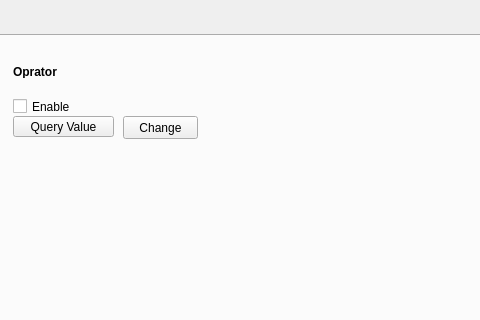
Qt form AtheNACToolsUI.ui (Hankhehe/PythonQT) before a commit; both pictures show x 429 to 909 and y 0 to 320 of the 1079 by 828 pixel window.
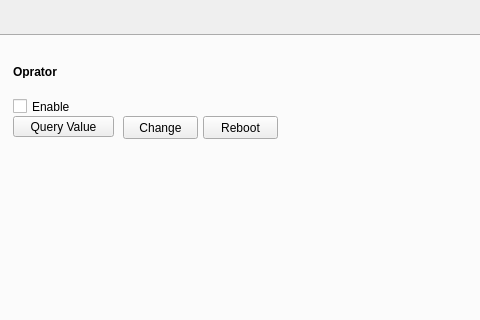
The same form after that commit. The open tabs and pages were chosen to show the change.

Diff of the .ui file:
```diff
--- a/AtheNACToolsUI.ui
+++ b/AtheNACToolsUI.ui
@@ -682,6 +682,19 @@
        <string>Query Value</string>
       </property>
      </widget>
+     <widget class="QPushButton" name="pushButton_Reboot_ProbeSSL">
+      <property name="geometry">
+       <rect>
+        <x>620</x>
+        <y>80</y>
+        <width>75</width>
+        <height>23</height>
+       </rect>
+      </property>
+      <property name="text">
+       <string>Reboot</string>
+      </property>
+     </widget>
     </widget>
    </widget>
    <widget class="QPlainTextEdit" name="plainTextEdit_Result_Display">
```
Left out of the diff: 2 changed lines with no effect on the pictures.
